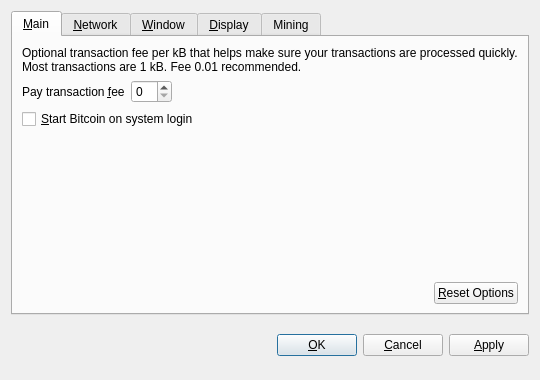
Qt form src/qt/forms/optionsdialog.ui (HashCoin/ElectricCoin) before a commit.
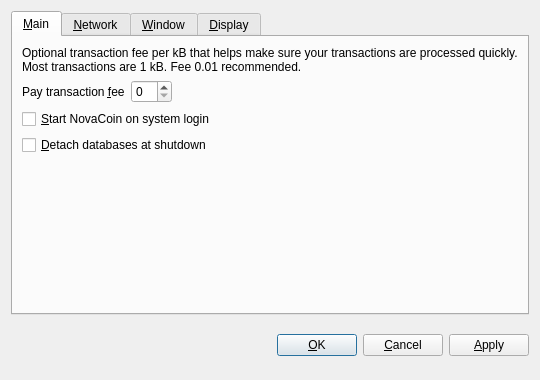
The same form after that commit. Custom widgets are drawn as their Qt base class.

Patch:
```diff
--- a/src/qt/forms/optionsdialog.ui
+++ b/src/qt/forms/optionsdialog.ui
@@ -82,7 +82,17 @@
           <string>Automatically start Bitcoin after logging in to the system.</string>
          </property>
          <property name="text">
-          <string>&amp;Start Bitcoin on system login</string>
+          <string>&amp;Start NovaCoin on system login</string>
+         </property>
+        </widget>
+       </item>
+       <item>
+        <widget class="QCheckBox" name="detachDatabases">
+         <property name="toolTip">
+          <string>Detach block and address databases at shutdown. This means they can be moved to another data directory, but it slows down shutdown. The wallet is always detached.</string>
+         </property>
+         <property name="text">
+          <string>&amp;Detach databases at shutdown</string>
          </property>
         </widget>
        </item>
@@ -99,36 +109,6 @@
          </property>
         </spacer>
        </item>
-       <item>
-        <layout class="QHBoxLayout" name="horizontalLayout_2_Main">
-         <item>
-          <spacer name="horizontalSpacer_2_Main">
-           <property name="orientation">
-            <enum>Qt::Horizontal</enum>
-           </property>
-           <property name="sizeHint" stdset="0">
-            <size>
-             <width>40</width>
-             <height>20</height>
-            </size>
-           </property>
-          </spacer>
-         </item>
-         <item>
-          <widget class="QPushButton" name="resetButton">
-           <property name="toolTip">
-            <string>Reset all client options to default.</string>
-           </property>
-           <property name="text">
-            <string>&amp;Reset Options</string>
-           </property>
-           <property name="autoDefault">
-            <bool>false</bool>
-           </property>
-          </widget>
-         </item>
-        </layout>
-       </item>
       </layout>
      </widget>
      <widget class="QWidget" name="tabNetwork">
@@ -378,36 +358,6 @@
        </item>
       </layout>
      </widget>
-     <widget class="QWidget" name="tabMining">
-      <attribute name="title">
-       <string>Mining</string>
-      </attribute>
-      <layout class="QVBoxLayout" name="verticalLayout_Display">
-       <item>
-        <widget class="QCheckBox" name="autoMining">
-         <property name="toolTip">
-          <string/>
-         </property>
-         <property name="text">
-          <string>&amp;Start mining larks on start application</string>
-         </property>
-        </widget>
-       </item>
-       <item>
-        <spacer name="verticalSpacer_Mining">
-         <property name="orientation">
-          <enum>Qt::Vertical</enum>
-         </property>
-         <property name="sizeHint" stdset="0">
-          <size>
-           <width>20</width>
-           <height>40</height>
-          </size>
-         </property>
-        </spacer>
-       </item>
-      </layout>
-     </widget>
     </widget>
    </item>
    <item>
```
Left out of the diff: 14 changed lines with no effect on the pictures.
